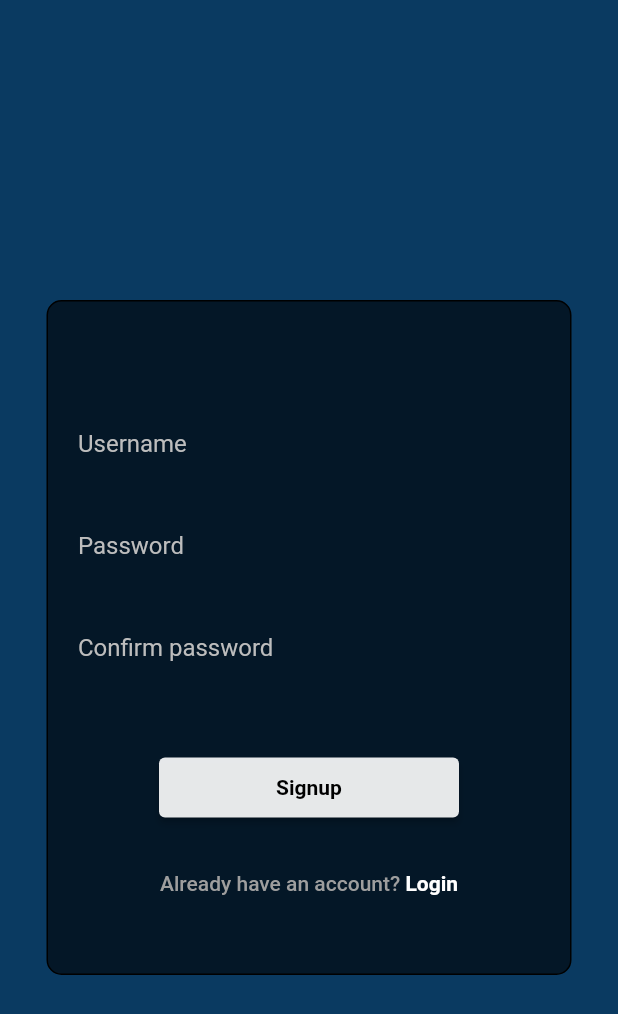
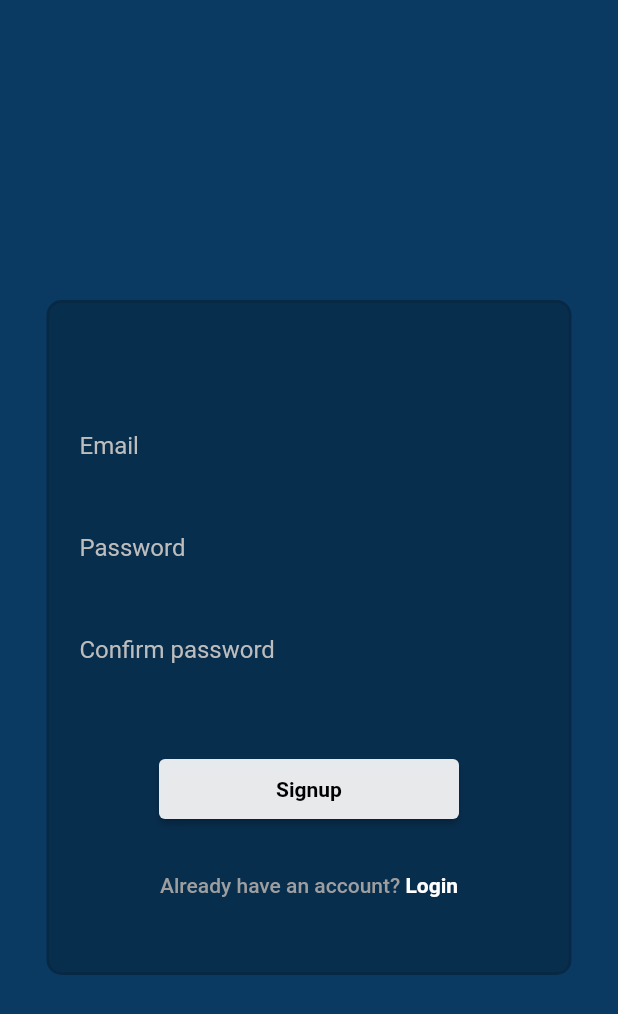
Before and after one commit to Nishadatgit/flutter-simple-login-using-hive, a Flutter app: the screen it shows after launch, after a tap on "Dont have an account?", on a phone screen of 412 x 824 dp. Shown: the top 1014 px of the screen. Run offline on Flutter 3.47's test engine with Material 2 defaults, Android fonts, the phone set to English and light mode, and no system bars; our stand-ins replace email_validator, get, rive.

Commit message:
adding db

```diff
--- a/lib/screens/login.dart
+++ b/lib/screens/login.dart
@@ -1,14 +1,18 @@
 import 'dart:ui';
 
+import 'package:email_validator/email_validator.dart';
 import 'package:flutter/material.dart';
 import 'package:get/get.dart';
 import 'package:rive/rive.dart';
 import 'package:simole_login_hive/screens/signup.dart';
 
+
 class LoginScreen extends StatelessWidget {
   LoginScreen({super.key});
-  final _usernameController = TextEditingController();
+  final _emailController = TextEditingController();
   final _passwordController = TextEditingController();
+
+
 
   @override
   Widget build(BuildContext context) {
@@ -34,20 +38,22 @@ class LoginScreen extends StatelessWidget {
                         width: 350,
                         padding: const EdgeInsets.all(20),
                         decoration: BoxDecoration(
-                        color: Colors.transparent.withOpacity(0.6),
-                        border: Border.all(),
+                            color: Colors.transparent.withOpacity(0.3),
+                            border: Border.all(
+                                color: Colors.transparent.withOpacity(.1),
+                                width: 2),
                             borderRadius: BorderRadius.circular(10)),
                         child: Column(
                           children: [
                             const SizedBox(height: 50),
                             TextField(
-                          controller: _usernameController,
+                              controller: _emailController,
                               style: const TextStyle(
                                 color: Colors.white,
                                 fontSize: 18,
                               ),
                               decoration: InputDecoration(
-                            hintText: 'Username',
+                                hintText: 'Email',
                                 hintStyle: TextStyle(
                                     color: Colors.grey[400], fontSize: 16),
                                 enabledBorder: InputBorder.none,
@@ -56,6 +62,8 @@ class LoginScreen extends StatelessWidget {
                             ),
                             const SizedBox(height: 20),
                             TextField(
+                              obscureText: true,
+                              obscuringCharacter: '*',
                               controller: _passwordController,
                               style: const TextStyle(
                                 color: Colors.white,
@@ -74,9 +82,12 @@ class LoginScreen extends StatelessWidget {
                               height: 40,
                               width: 200,
                               child: ElevatedButton(
-                            onPressed: () {},
+                                onPressed: () async {
+
+                                },
                                 style: ElevatedButton.styleFrom(
-                              backgroundColor: Colors.white.withOpacity(0.9),
+                                  backgroundColor:
+                                      Colors.white.withOpacity(0.9),
                                 ),
                                 child: const Text(
                                   'Login',
@@ -89,9 +100,10 @@ class LoginScreen extends StatelessWidget {
                             const SizedBox(height: 20),
                             TextButton(
                                 onPressed: () {
-                              Get.to(() => SignupScreen(),
-                                  transition: Transition.cupertino,
-                                  duration: const Duration(seconds: 1));
+                                  Get.to(
+                                    () => SignupScreen(),
+                                    transition: Transition.leftToRightWithFade,
+                                  );
                                 },
                                 child: Row(
                                   mainAxisAlignment: MainAxisAlignment.center,
@@ -119,4 +131,22 @@ class LoginScreen extends StatelessWidget {
           )),
     );
   }
+
+  Future<void> checkUser() async {
+    final email = _emailController.text.trim();
+    final password = _passwordController.text.trim();
+    final isValidated = await validateLogin(email, password);
   }
+
+  //
+  Future<bool> validateLogin(String email, String password) async {
+    //
+    //
+
+    if (email != '' && password != '') {
+      return true;
+    } else {
+      return false;
+    }
+  }
+}
--- a/lib/screens/signup.dart
+++ b/lib/screens/signup.dart
@@ -4,6 +4,8 @@ import 'package:email_validator/email_validator.dart';
 import 'package:flutter/material.dart';
 import 'package:get/get.dart';
 import 'package:rive/rive.dart';
+import 'package:simole_login_hive/db/db_functions.dart';
+
 
 class SignupScreen extends StatelessWidget {
   SignupScreen({super.key});
@@ -35,20 +37,23 @@ class SignupScreen extends StatelessWidget {
                         width: 350,
                         padding: const EdgeInsets.all(20),
                         decoration: BoxDecoration(
-                            color: Colors.transparent.withOpacity(0.6),
-                            border: Border.all(),
+                            color: Colors.transparent.withOpacity(0.2),
+                            border: Border.all(
+                                color: Colors.transparent.withOpacity(0.1),
+                                width: 2),
                             borderRadius: BorderRadius.circular(10)),
                         child: Column(
                           children: [
                             const SizedBox(height: 50),
                             TextField(
+                              keyboardType: TextInputType.emailAddress,
                               controller: _emailController,
                               style: const TextStyle(
                                 color: Colors.white,
                                 fontSize: 18,
                               ),
                               decoration: InputDecoration(
-                                hintText: 'Username',
+                                hintText: 'Email',
                                 hintStyle: TextStyle(
                                     color: Colors.grey[400], fontSize: 16),
                                 enabledBorder: InputBorder.none,
@@ -142,20 +147,21 @@ class SignupScreen extends StatelessWidget {
     );
   }
 
-  void validateSignup() {
-    final email = _emailController.text;
-    final password = _passwordController.text;
-    final confirmPassword = _confirmPasswordController.text;
-    print(email);
-    //
-    //
+  void validateSignup() async {
+    final email = _emailController.text.trim();
+    final password = _passwordController.text.trim();
+    final confirmPassword = _confirmPasswordController.text.trim();
+
+
 
     final isEmailValidated = EmailValidator.validate(email);
     if (email != '' && password != '' && confirmPassword != '') {
       if (isEmailValidated == true) {
         final isPasswordValidated = checkPassword(password, confirmPassword);
         if (isPasswordValidated == true) {
-          //add to db
+
+          //
+          //
           print('success');
         }
       } else {
```
Also changed, not shown: lib/db/db_functions.dart (added), pubspec.lock, 1 other file. Lines whose indentation alone changed are shown as unchanged.
